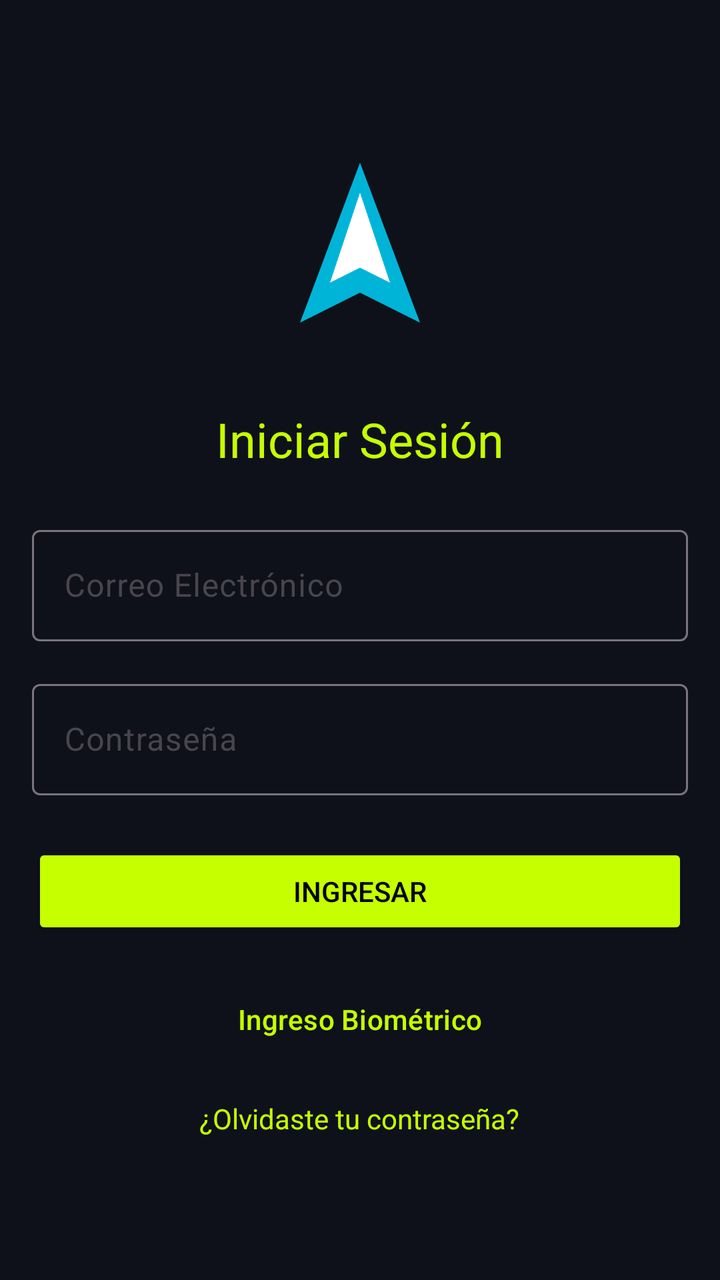
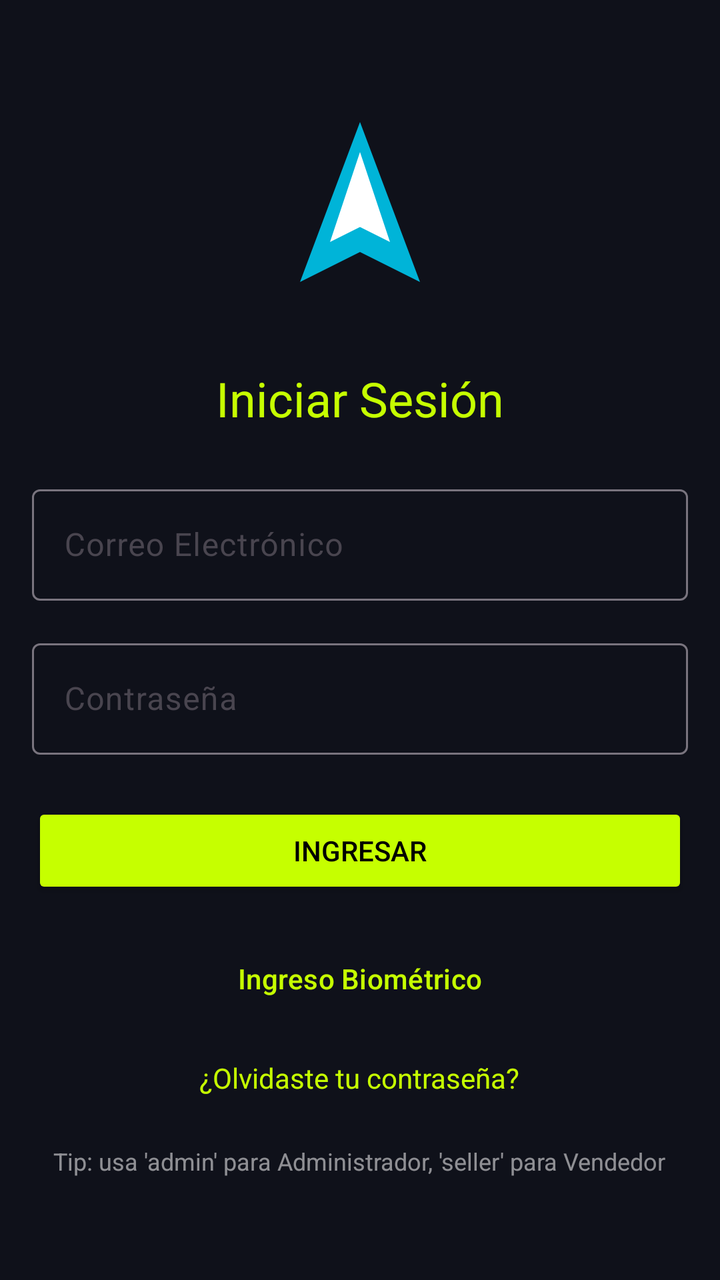

Two renders of the same Android screen: before a commit and after it. Below are the layout's source before the change and the commit's diff.
<!-- AndroidManifest.xml: application theme Theme.VoltCore -->
<!-- res/layout/fragment_login.xml -->
<?xml version="1.0" encoding="utf-8"?>
<LinearLayout xmlns:android="http://schemas.android.com/apk/res/android"
    android:layout_width="match_parent"
    android:layout_height="match_parent"
    android:background="@color/colorBackground"
    android:gravity="center"
    android:orientation="vertical"
    android:padding="@dimen/margin_standard">

    <ImageView
        android:layout_width="100dp"
        android:layout_height="100dp"
        android:layout_marginBottom="32dp"
        android:src="@drawable/ic_voltcore_logo"
        android:contentDescription="@string/app_name" />

    <TextView
        android:layout_width="wrap_content"
        android:layout_height="wrap_content"
        android:layout_marginBottom="24dp"
        android:text="@string/login_title"
        android:textColor="@color/volt_primary"
        android:textSize="@dimen/text_size_h1" />

    <com.google.android.material.textfield.TextInputLayout
        android:layout_width="match_parent"
        android:layout_height="wrap_content"
        android:layout_marginBottom="16dp"
        android:hint="@string/email_hint"
        style="@style/Widget.Material3.TextInputLayout.OutlinedBox">

        <com.google.android.material.textfield.TextInputEditText
            android:id="@+id/etEmail"
            android:layout_width="match_parent"
            android:layout_height="wrap_content"
            android:inputType="textEmailAddress"
            android:textColor="@color/white" />
    </com.google.android.material.textfield.TextInputLayout>

    <com.google.android.material.textfield.TextInputLayout
        android:layout_width="match_parent"
        android:layout_height="wrap_content"
        android:layout_marginBottom="24dp"
        android:hint="@string/password_hint"
        style="@style/Widget.Material3.TextInputLayout.OutlinedBox">

        <com.google.android.material.textfield.TextInputEditText
            android:id="@+id/etPassword"
            android:layout_width="match_parent"
            android:layout_height="wrap_content"
            android:inputType="textPassword"
            android:textColor="@color/white" />
    </com.google.android.material.textfield.TextInputLayout>

    <Button
        android:id="@+id/btnLogin"
        android:layout_width="match_parent"
        android:layout_height="wrap_content"
        android:layout_marginBottom="16dp"
        android:text="@string/login_button"
        android:backgroundTint="@color/volt_primary"
        android:textColor="@color/black" />

    <Button
        android:id="@+id/btnBiometric"
        style="@style/Widget.Material3.Button.TextButton"
        android:layout_width="match_parent"
        android:layout_height="wrap_content"
        android:layout_marginBottom="16dp"
        android:text="@string/biometric_button"
        android:textColor="@color/volt_primary" />

    <TextView
        android:id="@+id/tvForgotPassword"
        android:layout_width="wrap_content"
        android:layout_height="wrap_content"
        android:text="@string/forgot_password"
        android:textColor="@color/volt_primary" />

</LinearLayout>
<!-- resources referenced by this layout -->
<resources>
  <color name="black">#FF000000</color>
  <color name="colorBackground">@color/volt_background</color>
  <color name="volt_primary">#C6FF00</color>
  <color name="white">#FFFFFFFF</color>
  <dimen name="margin_standard">16dp</dimen>
  <dimen name="text_size_h1">24sp</dimen>
  <!-- drawable ic_voltcore_logo (drawable) -->
  <vector xmlns:android="http://schemas.android.com/apk/res/android"
      android:width="200dp"
      android:height="200dp"
      android:viewportWidth="200"
      android:viewportHeight="200">
      <path
          android:fillColor="#00B4D8"
          android:pathData="M100,20 L160,180 L100,150 L40,180 Z" />
      <path
          android:fillColor="#FFFFFF"
          android:pathData="M100,50 L130,140 L100,125 L70,140 Z" />
  </vector>
  <string name="app_name">VoltCore</string>
  <string name="biometric_button">Ingreso Biométrico</string>
  <string name="email_hint">Correo Electrónico</string>
  <string name="forgot_password">¿Olvidaste tu contraseña?</string>
  <string name="login_button">Ingresar</string>
  <string name="login_title">Iniciar Sesión</string>
  <string name="password_hint">Contraseña</string>
  <style name="Theme.VoltCore" parent="Base.Theme.VoltCore" />
  <color name="volt_background">#0F111A</color>
  <style name="Base.Theme.VoltCore" parent="Theme.Material3.DayNight.NoActionBar">
          
          <item name="colorPrimary">@color/volt_primary</item>
          <item name="android:windowBackground">@color/volt_background</item>
          <item name="colorSurface">@color/glass_surface</item>
          <item name="colorOnSurface">@color/white</item>
      </style>
  <color name="glass_surface">#1AFFFFFF</color>
</resources>

<!-- the commit's change to res/layout/fragment_login.xml (unified diff, before → after) -->
@@ -74,7 +74,15 @@
         android:id="@+id/tvForgotPassword"
         android:layout_width="wrap_content"
         android:layout_height="wrap_content"
+        android:layout_marginBottom="24dp"
         android:text="@string/forgot_password"
         android:textColor="@color/volt_primary" />
 
+    <TextView
+        android:layout_width="wrap_content"
+        android:layout_height="wrap_content"
+        android:text="@string/login_tip"
+        android:textColor="#88FFFFFF"
+        android:textSize="12sp" />
+
 </LinearLayout>
<!-- resource entries referenced after the edit -->
@@ -24,6 +24,7 @@
   <string name="email_hint">Correo Electrónico</string>
   <string name="forgot_password">¿Olvidaste tu contraseña?</string>
   <string name="login_button">Ingresar</string>
+  <string name="login_tip">Tip: usa \'admin\' para Administrador, \'seller\' para Vendedor</string>
   <string name="login_title">Iniciar Sesión</string>
   <string name="password_hint">Contraseña</string>
   <style name="Theme.VoltCore" parent="Base.Theme.VoltCore" />
